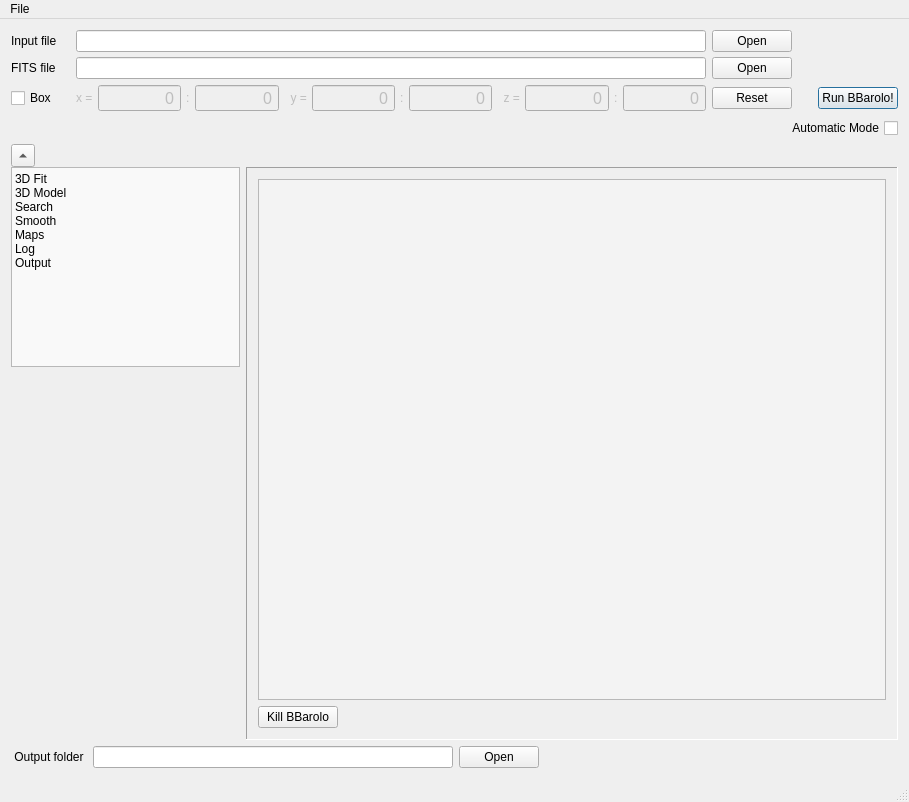
First picture: the form in src/GUI/bbarolowindow.ui, repository editeodoro/Bbarolo, before the edit.
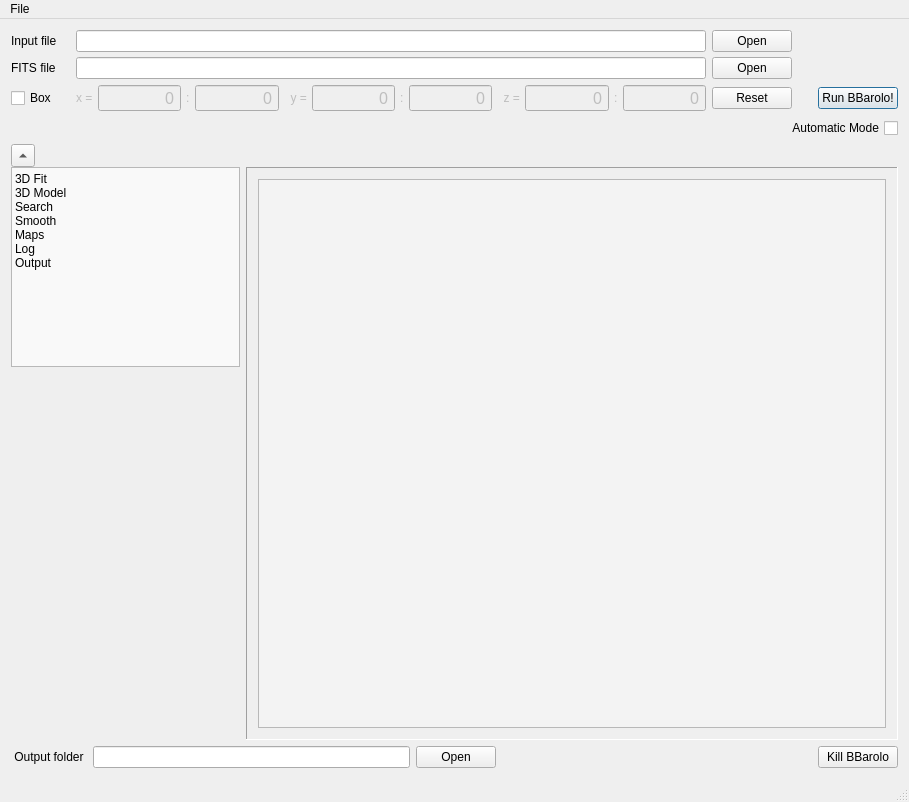
Second picture: the form after the edit. The open tabs and pages were chosen to show the change. Custom widgets are drawn as their Qt base class.

Commit message: Out home fixed

What changed in the file:
```diff
--- a/src/GUI/bbarolowindow.ui
+++ b/src/GUI/bbarolowindow.ui
@@ -1970,19 +1970,6 @@
             </property>
            </widget>
           </item>
-          <item row="1" column="0">
-           <widget class="QPushButton" name="KillpushButton">
-            <property name="sizePolicy">
-             <sizepolicy hsizetype="Maximum" vsizetype="Fixed">
-              <horstretch>0</horstretch>
-              <verstretch>0</verstretch>
-             </sizepolicy>
-            </property>
-            <property name="text">
-             <string>Kill BBarolo</string>
-            </property>
-           </widget>
-          </item>
          </layout>
         </widget>
         <widget class="QWidget" name="page_3">
@@ -3840,6 +3827,19 @@
         </property>
        </spacer>
       </item>
+      <item>
+       <widget class="QPushButton" name="KillpushButton">
+        <property name="sizePolicy">
+         <sizepolicy hsizetype="Maximum" vsizetype="Fixed">
+          <horstretch>0</horstretch>
+          <verstretch>0</verstretch>
+         </sizepolicy>
+        </property>
+        <property name="text">
+         <string>Kill BBarolo</string>
+        </property>
+       </widget>
+      </item>
      </layout>
     </item>
    </layout>
```
Left out of the diff: 1 changed line with no effect on the pictures.
